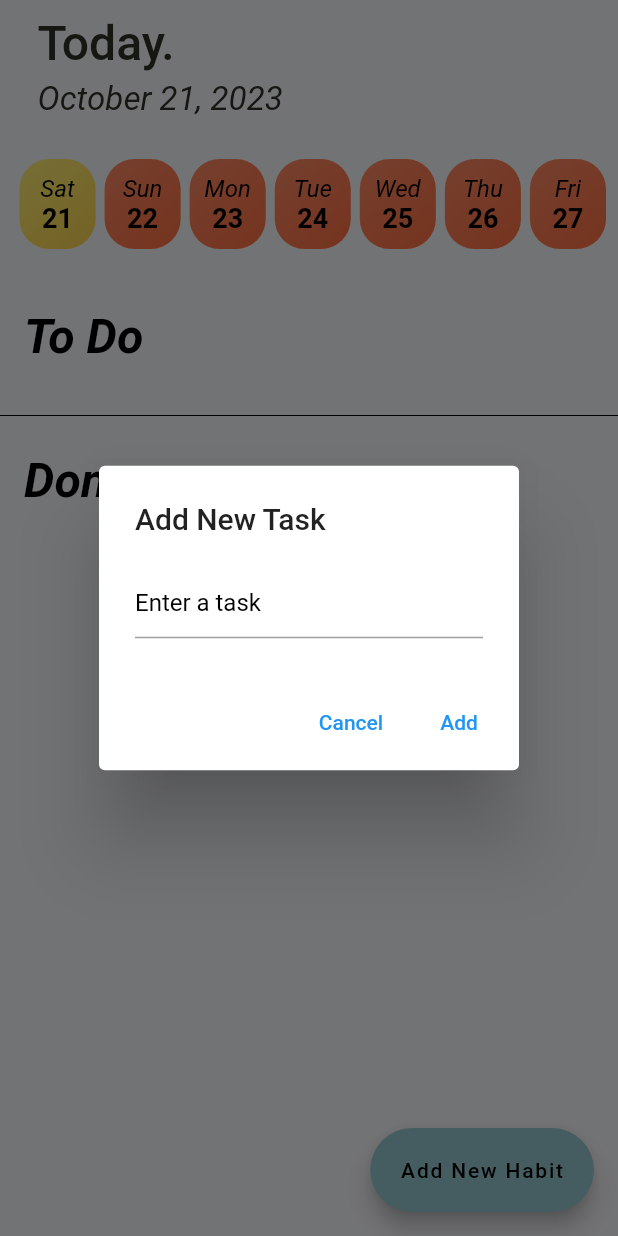
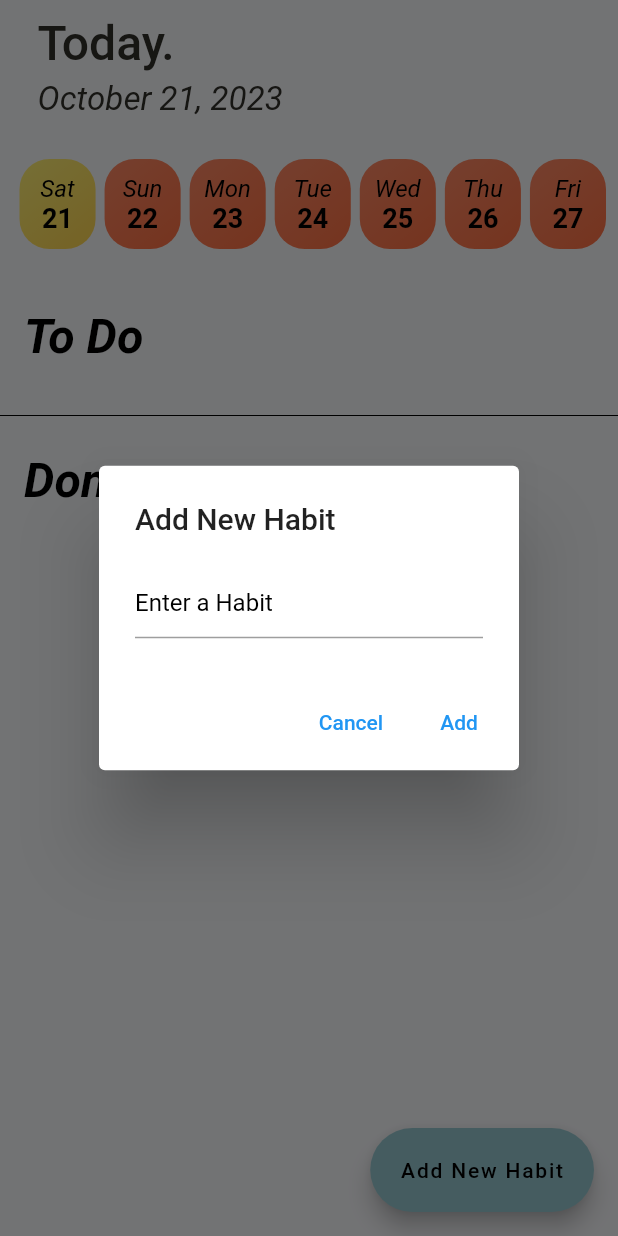
Before and after one commit to Meizzosama/Habits-App, a Flutter app: the TodoList screen opened directly, after a tap on "Add New Habit", on a phone screen of 412 x 824 dp. Run offline on Flutter 3.47's test engine with Material 2 defaults, Android fonts, the phone set to English and light mode, and no system bars; our stand-ins replace get, shared_preferences; accounts and stored records are empty; Roboto replaces fonts that are missing (Montserrat).

Commit message:
Update todo.dart

```diff
--- a/lib/todo_list/todo.dart
+++ b/lib/todo_list/todo.dart
@@ -12,7 +12,7 @@ class TodoList extends StatefulWidget {
 class _TodoListState extends State<TodoList> {
   final TodoListController _controller = Get.put(TodoListController());
   static const String todoKey = 'todo_list_key';
-  double fabHeight = 56.0; // Initial height of the FloatingActionButton
+  double fabHeight = 56.0;
   @override
   Widget build(BuildContext context) {
     String currentDate = DateFormat('MMMM d, yyyy').format(DateTime.now());
@@ -196,11 +196,11 @@ class _TodoListState extends State<TodoList> {
       context: context,
       builder: (BuildContext context) {
         return AlertDialog(
-          title: const Text('Add New Task'),
+          title: const Text('Add New Habit'),
           content: TextField(
             controller: taskController,
             decoration: const InputDecoration(
-                hintText: 'Enter a task',
+                hintText: 'Enter a Habit',
                 hintStyle: TextStyle(color: Colors.black)),
           ),
           actions: [
```
